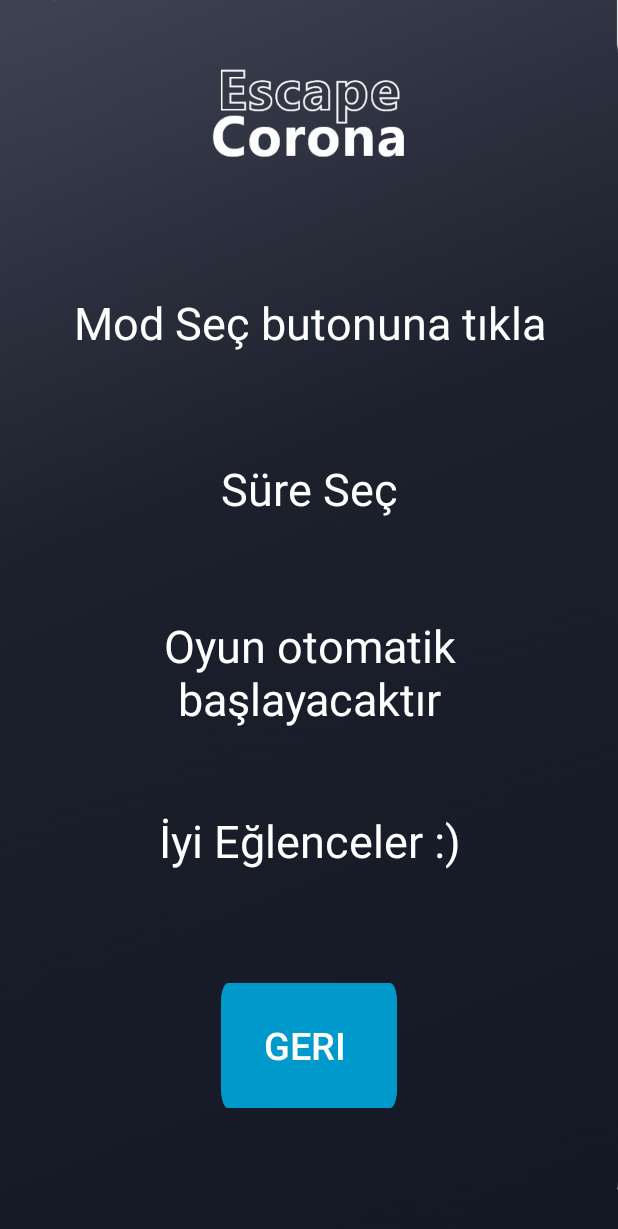
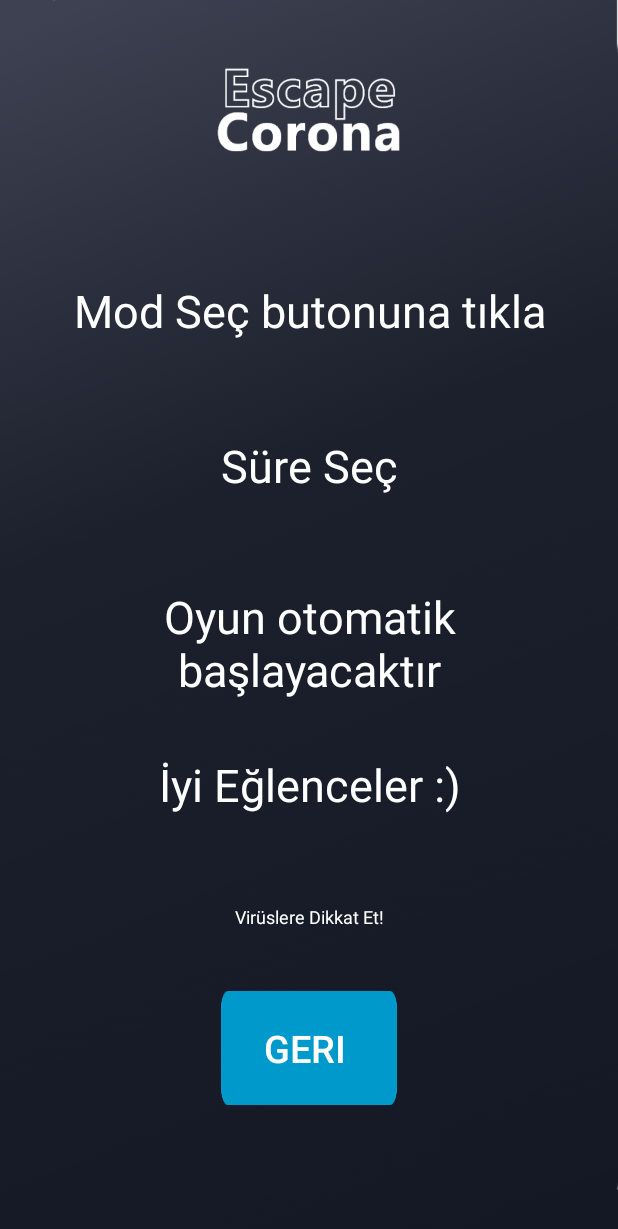
Before and after one commit to pekeramazan/EscapeCorona, an Android app: the HowtoPlayScreen screen opened directly, with no data from a screen before it, on a phone screen of 412 x 824 dp. Shown: the top 1229 px of the screen. Run offline under Robolectric (Android 15) with nearby library versions, the phone set to English and light mode, and no system bars.

Commit message:
mainscreeen finish

```diff
--- a/app/src/main/java/com/ramazanpeker/escapecorona/HowtoPlayScreen.kt
+++ b/app/src/main/java/com/ramazanpeker/escapecorona/HowtoPlayScreen.kt
@@ -1,5 +1,6 @@
 package com.ramazanpeker.escapecorona
 
+import android.content.Intent
 import androidx.appcompat.app.AppCompatActivity
 import android.os.Bundle
 import android.view.View
@@ -10,9 +11,14 @@ class HowtoPlayScreen : AppCompatActivity() {
     override fun onCreate(savedInstanceState: Bundle?) {
 
         super.onCreate(savedInstanceState)
-// Remember that you should never show the action bar if the
-// status bar is hidden, so hide that too if necessary.
+
         setContentView(R.layout.activity_how_to_play_screen)
 
     }
+
+    fun backClick(view: View)
+    {
+        finish()
+
+    }
 }
--- a/app/src/main/java/com/ramazanpeker/escapecorona/PlayGameScreen.kt
+++ b/app/src/main/java/com/ramazanpeker/escapecorona/PlayGameScreen.kt
@@ -10,9 +10,8 @@ class PlayGameScreen : AppCompatActivity() {
     override fun onCreate(savedInstanceState: Bundle?) {
 
         super.onCreate(savedInstanceState)
-// Remember that you should never show the action bar if the
-// status bar is hidden, so hide that too if necessary.
         setContentView(R.layout.activity_play_game_screen)
-
+        val intent=intent
+        val time=intent.getIntExtra("mod",30)
     }
 }
--- a/app/src/main/res/layout/activity_how_to_play_screen.xml
+++ b/app/src/main/res/layout/activity_how_to_play_screen.xml
@@ -9,29 +9,44 @@
     tools:context=".MainScreen">
 
     <TextView
+        android:id="@+id/textView8"
+        android:layout_width="0dp"
+        android:layout_height="0dp"
+        android:layout_marginStart="16dp"
+        android:layout_marginEnd="16dp"
+        android:layout_marginBottom="11dp"
+        android:gravity="center"
+        android:text="Virüslere Dikkat Et!"
+        android:textColor="#FFFFFF"
+        android:textSize="12sp"
+        app:layout_constraintBottom_toTopOf="@+id/button9"
+        app:layout_constraintEnd_toEndOf="parent"
+        app:layout_constraintStart_toStartOf="parent"
+        app:layout_constraintTop_toBottomOf="@+id/textView6" />
+
+    <TextView
         android:id="@+id/textView6"
         android:layout_width="0dp"
         android:layout_height="0dp"
         android:layout_marginStart="16dp"
         android:layout_marginEnd="16dp"
-        android:layout_marginBottom="53dp"
+        android:layout_marginBottom="12dp"
         android:gravity="center"
         android:text="İyi Eğlenceler :)"
         android:textColor="#FFFFFF"
         android:textSize="30sp"
-        app:layout_constraintBottom_toTopOf="@+id/button9"
+        app:layout_constraintBottom_toTopOf="@+id/textView8"
         app:layout_constraintEnd_toEndOf="parent"
-        app:layout_constraintHorizontal_bias="0.0"
         app:layout_constraintStart_toStartOf="parent"
         app:layout_constraintTop_toBottomOf="@+id/textView5" />
 
     <TextView
         android:id="@+id/textView5"
-        android:layout_width="297dp"
-        android:layout_height="83dp"
-        android:layout_marginStart="16dp"
-        android:layout_marginEnd="16dp"
-        android:layout_marginBottom="29dp"
+        android:layout_width="293dp"
+        android:layout_height="81dp"
+        android:layout_marginStart="57dp"
+        android:layout_marginEnd="57dp"
+        android:layout_marginBottom="16dp"
         android:gravity="center"
         android:text="Oyun otomatik başlayacaktır"
         android:textColor="#FFFFFF"
@@ -77,22 +92,23 @@
         android:id="@+id/button9"
         android:layout_width="117dp"
         android:layout_height="0dp"
-        android:layout_marginBottom="85dp"
+        android:layout_marginBottom="87dp"
         android:layout_weight="1"
         android:background="@drawable/barorange"
         android:backgroundTint="@android:color/holo_blue_dark"
+        android:onClick="backClick"
         android:text="Geri "
         android:textColor="#FFFFFF"
         android:textSize="25sp"
         app:layout_constraintBottom_toBottomOf="parent"
         app:layout_constraintEnd_toEndOf="parent"
         app:layout_constraintStart_toStartOf="parent"
-        app:layout_constraintTop_toBottomOf="@+id/textView6" />
+        app:layout_constraintTop_toBottomOf="@+id/textView8" />
 
     <ImageView
         android:id="@+id/imageView"
-        android:layout_width="186dp"
-        android:layout_height="81dp"
+        android:layout_width="187dp"
+        android:layout_height="77dp"
         android:layout_marginTop="32dp"
         android:layout_marginBottom="60dp"
         app:layout_constraintBottom_toTopOf="@+id/textView3"
--- a/app/src/main/res/layout/activity_main_screen.xml
+++ b/app/src/main/res/layout/activity_main_screen.xml
@@ -14,6 +14,7 @@
         android:layout_height="72dp"
         android:layout_marginBottom="290dp"
         android:background="@drawable/bardark"
+        android:onClick="howtoplayScreen"
         android:text="NASIL OYNANIR ?"
         android:textColor="#FFFFFF"
         android:textSize="30sp"
@@ -40,6 +41,7 @@
         android:layout_height="67dp"
         android:layout_marginBottom="20dp"
         android:background="@drawable/barorange"
+        android:onClick="goSelectModScreen"
         android:text="MOD SEÇ"
         android:textColor="#FFFFFF"
         android:textSize="30sp"
@@ -54,6 +56,7 @@
         android:layout_height="74dp"
         android:layout_marginTop="32dp"
         android:background="@drawable/barorange"
+        android:onClick="exitClick"
         android:text="ÇIKIŞ"
         android:textColor="#FFFFFF"
         android:textSize="25sp"
--- a/app/src/main/res/layout/activity_select_mod_screen.xml
+++ b/app/src/main/res/layout/activity_select_mod_screen.xml
@@ -18,6 +18,7 @@
         android:layout_weight="1"
         android:background="@drawable/barorange"
         android:backgroundTint="@android:color/holo_blue_dark"
+        android:onClick="backClick"
         android:text="Geri "
         android:textColor="#FFFFFF"
         android:textSize="25sp"
@@ -73,6 +74,7 @@
             android:layout_height="85dp"
             android:layout_weight="1"
             android:background="@drawable/barorange"
+            android:onClick="otuzClick"
             android:text="30"
             android:textColor="#FFFFFF"
             android:textSize="30sp" />
@@ -83,6 +85,7 @@
             android:layout_height="85dp"
             android:layout_weight="1"
             android:background="@drawable/bardark"
+            android:onClick="altmisClick"
             android:text="60"
             android:textColor="#FFFFFF"
             android:textSize="30sp" />
@@ -93,6 +96,7 @@
             android:layout_height="85dp"
             android:layout_weight="1"
             android:background="@drawable/barorange"
+            android:onClick="doksanClick"
             android:text="90"
             android:textColor="#FFFFFF"
             android:textSize="30sp" />
@@ -103,6 +107,7 @@
             android:layout_height="85dp"
             android:layout_weight="1"
             android:background="@drawable/bardark"
+            android:onClick="yuzyirmiClick"
             android:text="120"
             android:textColor="#FFFFFF"
             android:textSize="30sp" />
```
Also changed, not shown: app/src/main/java/com/ramazanpeker/escapecorona/MainScreen.kt (+17 -2 lines), app/src/main/java/com/ramazanpeker/escapecorona/SelectModScreen.kt (+31 -2 lines).
